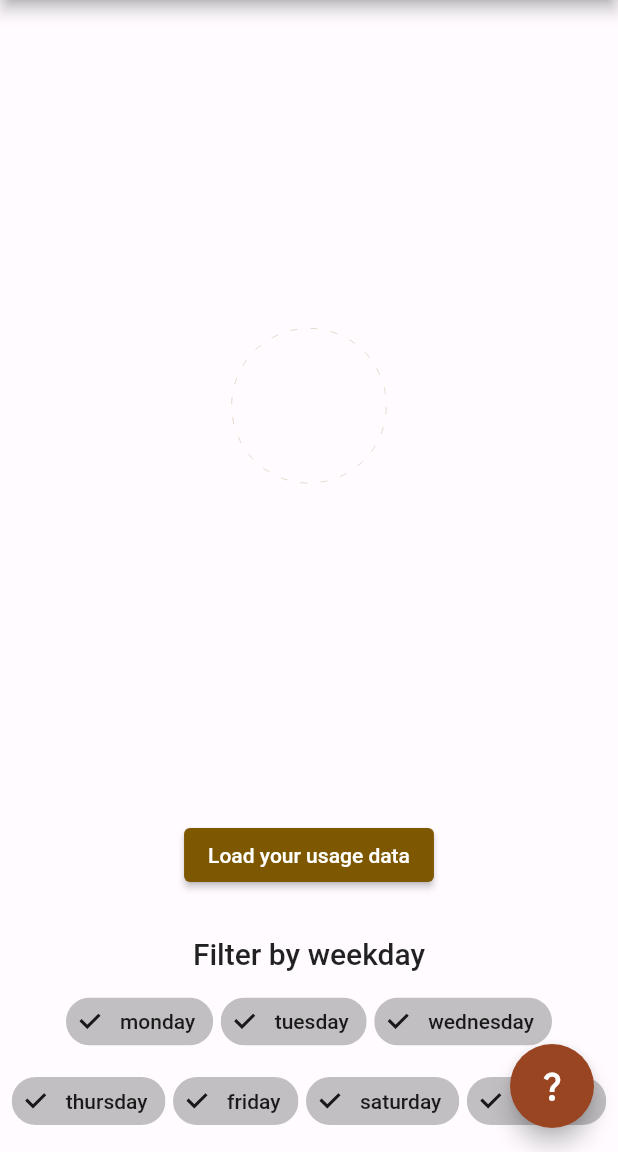
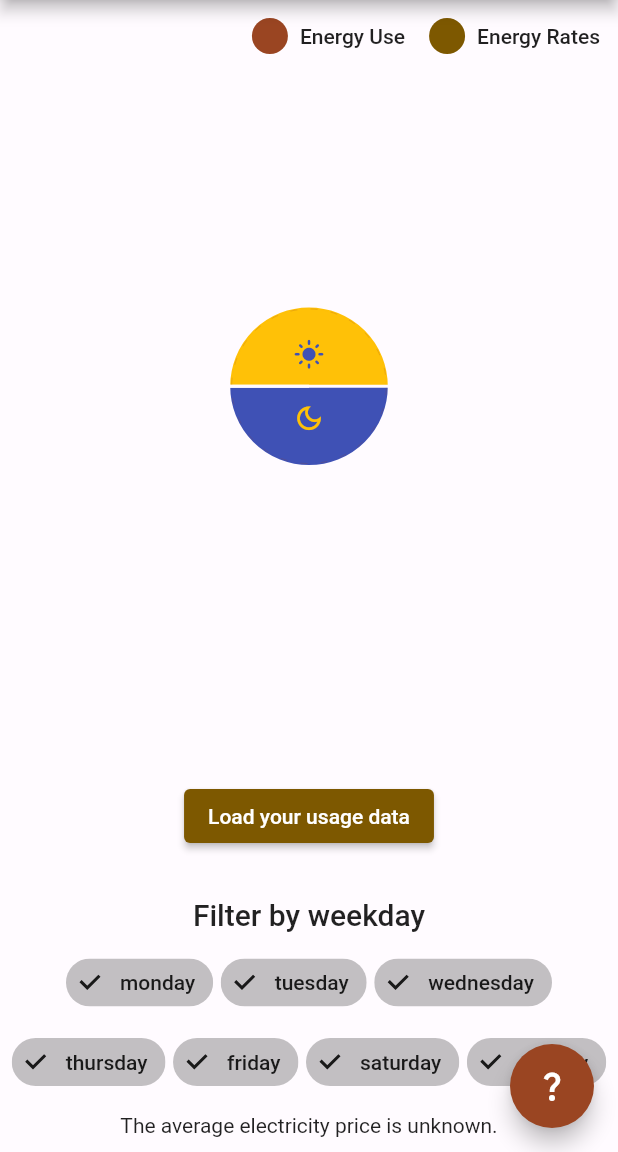
Before and after one commit to carterbox/tofu, a Flutter app: the screen it shows after launch, in the side drawer, after a tap on "Historic Energy Usage", on a phone screen of 412 x 824 dp, the part 84-1236 px from its top. Run offline on Flutter 3.47's test engine with Material 2 defaults, Android fonts, the phone set to English and light mode, and no system bars; drawn by our look-alikes of dynamic_color, fl_chart; our stand-ins replace file_picker, flutter_riverpod; missing offline and left inert: sunrise_sunset_calc, window_size; network calls fail; project files that could hold a hidden picture were left out.

Commit message:
NEW: Add legend to double chart

```diff
--- a/lib/comed.dart
+++ b/lib/comed.dart
@@ -99,6 +99,7 @@ Future<CentPerEnergyRates> fetchHistoricHourlyRatesDayRange(
       },
     ).join();
 
+    _logger.info('Fetched hourly prices from ComEd from $start to $end.');
     return CentPerEnergyRates.fromJavaScriptText(texts);
   }
 
@@ -221,7 +222,7 @@ abstract class HourlyEnergyRates {
 @immutable
 class CentPerEnergyRates extends HourlyEnergyRates {
   @override
-  final String units = '\u00A2';
+  final String units = '\u00A2/kWh';
   @override
   final double rateHighThreshold = 15;
   @override
@@ -362,7 +363,6 @@ class CentPerEnergyRates extends HourlyEnergyRates {
 
     return [for (var i = 0; i < totals.length; ++i) totals[i] / counts[i]];
   }
-
 }
 
 /// A circular bar chart showing the current and forecasted energy rates for a
--- a/lib/green_button.dart
+++ b/lib/green_button.dart
@@ -25,13 +25,17 @@ import 'dart:io';
 import 'dart:math';
 import 'dart:convert';
 
+import 'package:collection/collection.dart';
 import 'package:fl_chart/fl_chart.dart' as chart;
 import 'package:flutter/material.dart';
 import 'package:file_picker/file_picker.dart';
 import 'package:flutter_riverpod/flutter_riverpod.dart';
+import 'package:logging/logging.dart' as logging;
 import 'comed.dart';
 
 import 'package:flutter/services.dart' show rootBundle;
+
+final _logger = logging.Logger('electricity_clock.green_button');
 
 Future<String> loadPlaceholderGreenbutton() async {
   return await rootBundle.loadString('assets/data/greenbutton-placeholder.csv');
@@ -220,6 +224,29 @@ List<double> getHighlights(List<double> values) {
   ];
 }
 
+double _computeAverageRate(
+  Map<DateTime, double> usage,
+  Map<DateTime, double> rates,
+) {
+  if (rates.isNotEmpty && usage.isNotEmpty) {
+    double totalUsage = 0.0;
+    double totalCost = 0.0;
+    for (final hour in usage.entries) {
+      if (rates.containsKey(hour.key)) {
+        totalUsage += hour.value;
+        totalCost += hour.value * rates[hour.key]!;
+      } else {
+        _logger.warning(
+            'No matching rate found for usage during hour ending ${hour.key}');
+      }
+    }
+    if (totalUsage != 0.0) {
+      return totalCost / totalUsage;
+    }
+  }
+  return double.nan;
+}
+
 @immutable
 class HistoricEnergyUseClockState {
   final HourlyEnergyUse historicEnergyUse;
@@ -227,6 +254,7 @@ class HistoricEnergyUseClockState {
   final CentPerEnergyRates historicEnergyRates;
   final CentPerEnergyRates filteredHistoricEnergyRates;
   final Set<int> weekdays;
+  final double averageRate;
 
   const HistoricEnergyUseClockState({
     required this.historicEnergyUse,
@@ -234,6 +262,7 @@ class HistoricEnergyUseClockState {
     required this.historicEnergyRates,
     required this.filteredHistoricEnergyRates,
     required this.weekdays,
+    this.averageRate = double.nan,
   });
 
   factory HistoricEnergyUseClockState.fromUnfiltered({
@@ -246,17 +275,25 @@ class HistoricEnergyUseClockState {
         historicEnergyRates: historicEnergyRates,
         filteredHistoricEnergyRates: historicEnergyRates,
         weekdays: const {1, 2, 3, 4, 5, 6, 7},
-    );
+        averageRate: _computeAverageRate(
+          historicEnergyUse.usage,
+          historicEnergyRates.rates,
+        ));
   }
 
   HistoricEnergyUseClockState filterByWeekday(Set<int> weekdays) {
+    final filteredUsage = historicEnergyUse.filterByWeekday(weekdays);
+    final filteredRates = historicEnergyRates.filterByWeekday(weekdays);
     return HistoricEnergyUseClockState(
       historicEnergyUse: historicEnergyUse,
-      filteredHistoricEnergyUse: historicEnergyUse.filterByWeekday(weekdays),
+      filteredHistoricEnergyUse: filteredUsage,
       historicEnergyRates: historicEnergyRates,
-      filteredHistoricEnergyRates:
-          historicEnergyRates.filterByWeekday(weekdays),
+      filteredHistoricEnergyRates: filteredRates,
       weekdays: weekdays,
+      averageRate: _computeAverageRate(
+        filteredUsage.usage,
+        filteredRates.rates,
+      ),
     );
   }
 }
@@ -280,11 +317,40 @@ chart.PieChartSectionData createSection(
   return chart.PieChartSectionData(
     value: 1,
     showTitle: value.isFinite && isImportant.contains(value),
-    title: '${value.toStringAsFixed(1)}$units',
+    title: '${value.toStringAsFixed(1)} $units',
     radius: outerRadius * barHeight / barHeightMaximum,
     titlePositionPercentageOffset: 1 + 0.1 * barHeightMaximum / barHeight,
     color: color,
   );
+}
+
+class Legend extends StatelessWidget {
+  final List<String> labels;
+  final List<Color> colors;
+
+  const Legend({
+    super.key,
+    required this.labels,
+    required this.colors,
+  });
+
+  @override
+  Widget build(BuildContext context) {
+    var chips = <Chip>[];
+    for (var i = 0; i < labels.length; ++i) {
+      chips.add(Chip(
+        avatar: CircleAvatar(
+          backgroundColor: colors[i],
+        ),
+        label: Text(labels[i]),
+        backgroundColor: Colors.transparent,
+      ));
+    }
+    return Row(
+      mainAxisAlignment: MainAxisAlignment.end,
+      children: chips,
+    );
+  }
 }
 
 class HistoricEnergyUseClock extends StatelessWidget {
@@ -299,7 +365,20 @@ class HistoricEnergyUseClock extends StatelessWidget {
 
   @override
   Widget build(BuildContext context) {
-    return LayoutBuilder(builder: (context, constraints) {
+    final theme = Theme.of(context);
+    return Stack(
+      children: [
+        Legend(
+          labels: const [
+            'Energy Use',
+            'Energy Rates',
+          ],
+          colors: [
+            theme.colorScheme.secondary,
+            theme.colorScheme.primary,
+          ],
+        ),
+        LayoutBuilder(builder: (context, constraints) {
           final double diameter =
               0.5 * min(constraints.maxHeight, constraints.maxWidth);
 
@@ -320,7 +399,7 @@ class HistoricEnergyUseClock extends StatelessWidget {
             sections.add(createSection(
               value: usage[hour],
               units: state.historicEnergyUse.units,
-          color: theme.colorScheme.primary,
+              color: theme.colorScheme.secondary,
               isImportant: isImportantUsage,
               outerRadius: outerRadius,
               barHeightMaximum: barHeightMaximumUsage,
@@ -328,7 +407,7 @@ class HistoricEnergyUseClock extends StatelessWidget {
             sections.add(createSection(
               value: rates[hour],
               units: state.historicEnergyRates.units,
-          color: theme.colorScheme.secondary,
+              color: theme.colorScheme.primary,
               isImportant: isImportantRates,
               outerRadius: outerRadius,
               barHeightMaximum: barHeightMaximumRates,
@@ -341,7 +420,9 @@ class HistoricEnergyUseClock extends StatelessWidget {
               startDegreeOffset: (360 / 24) * 5,
             ),
           );
-    });
+        }),
+      ],
+    );
   }
 }
 
@@ -394,6 +475,14 @@ class HistoricEnergyUseClockController extends ConsumerWidget {
     HistoricEnergyUseClockState state = ref.watch(stateProvider);
     final TextTheme textTheme = Theme.of(context).textTheme;
 
+    String averagePriceMessage = '';
+    if (state.averageRate.isFinite) {
+      averagePriceMessage =
+          'The average price for electricity only is ${state.averageRate.toStringAsFixed(3)} ${state.filteredHistoricEnergyRates.units}. Other fees and charges may apply.';
+    } else {
+      averagePriceMessage = 'The average electricity price is unknown.';
+    }
+
     return Center(
       child: Column(
         mainAxisAlignment: MainAxisAlignment.start,
@@ -444,6 +533,11 @@ class HistoricEnergyUseClockController extends ConsumerWidget {
                 },
               );
             }).toList(),
+          ),
+          const SizedBox(height: 10.0),
+          Text(
+            averagePriceMessage,
+            style: textTheme.bodyMedium,
           ),
           const SizedBox(height: 10.0),
         ],
--- a/lib/main.dart
+++ b/lib/main.dart
@@ -191,7 +191,14 @@ class HistoricEnergyUsePage extends ConsumerWidget {
             flex: 21,
             child: Column(
               children: [
-                Expanded(child: HistoricEnergyUseClock(state: state)),
+                Expanded(
+                    child: Stack(
+                  alignment: Alignment.center,
+                  children: [
+                    const SolarCircle(radius: 0.255),
+                    HistoricEnergyUseClock(state: state),
+                  ],
+                )),
                 HistoricEnergyUseClockController(
                     stateProvider: energyUseProvider)
               ],
```
Lines whose indentation alone changed are shown as unchanged.
